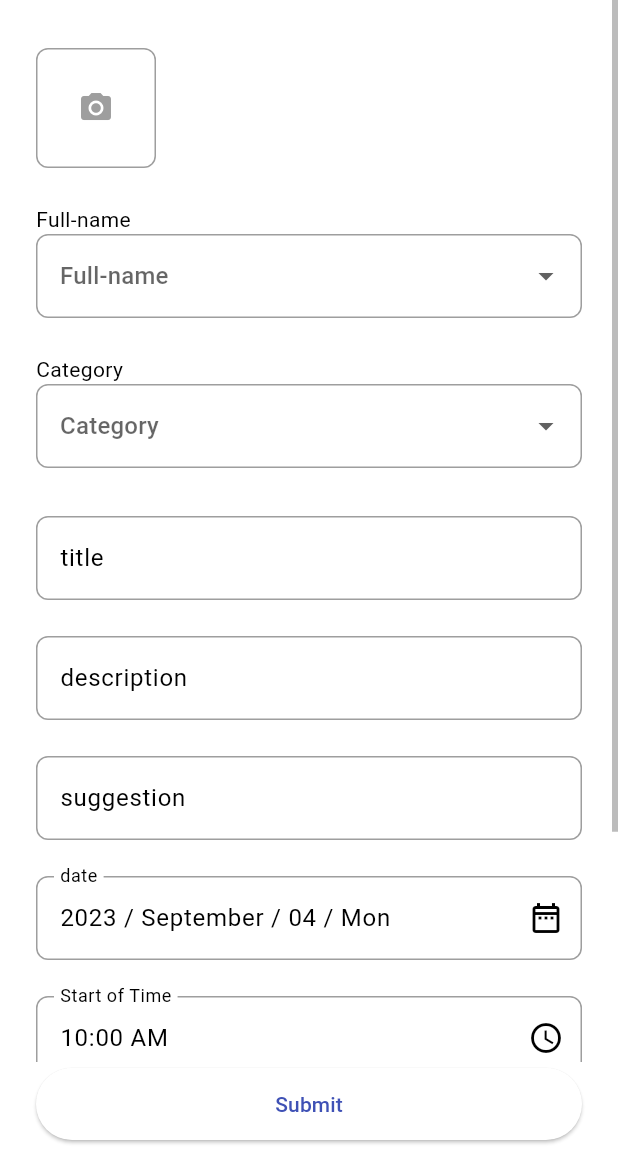
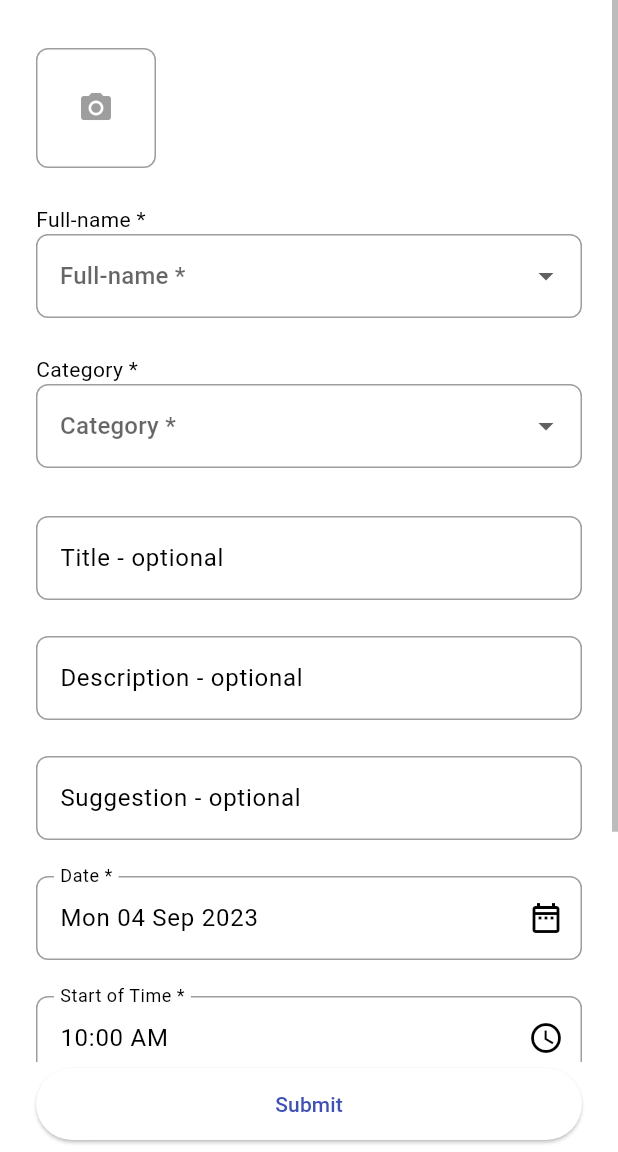
Before and after one commit to Jayh80961/track-my-vol, a Flutter app: the PostPageViewMobile screen opened directly, on a phone screen of 412 x 824 dp, the part 84-1236 px from its top. Run offline on Flutter 3.47's test engine with Material 2 defaults, Android fonts, the light colour scheme and no system bars; our stand-ins replace cached_network_image, cloud_firestore, firebase_auth, firebase_core, firebase_storage, flutter_riverpod and 6 more; accounts and stored records are empty; generated files the repository leaves out were written again; statements that could not run were skipped; project files that could hold a hidden picture were left out.

Commit message:
feat: Update ui

```diff
--- a/packages/track_my_vol_2/lib/src/domain/models/vol_model.dart
+++ b/packages/track_my_vol_2/lib/src/domain/models/vol_model.dart
@@ -63,6 +63,6 @@ class VolModel with _$VolModel {
 
   String get dateString {
     final DateTime date = DateTime(year, month, day);
-    return DateFormat('yyyy / MMMM / dd / EE').format(date);
+    return DateFormat('EE dd MMM yyyy').format(date);
   }
 }
--- a/packages/track_my_vol_2/lib/src/presentation/pages/post_page/post_page_view_mobile.dart
+++ b/packages/track_my_vol_2/lib/src/presentation/pages/post_page/post_page_view_mobile.dart
@@ -86,12 +86,12 @@ class PostPageViewMobile extends ConsumerWidget {
                     children: <Widget>[
                       buildPhotoContainer(),
                       const SizedBox(height: 24),
-                      const Text('Full-name'),
+                      const Text('Full-name *'),
                       DropdownButtonFormField<String>(
                         value: postPageViewModel.fullName.isEmpty
                             ? null
                             : postPageViewModel.fullName,
-                        hint: const Text('Full-name'),
+                        hint: const Text('Full-name *'),
                         items: const <DropdownMenuItem<String>>[
                           DropdownMenuItem<String>(
                             value: 'John Park',
@@ -242,19 +242,17 @@ class PostPageViewMobile extends ConsumerWidget {
                         ),
                         onChanged: (String? value) {
                           if (value != null) {
-                            print(value);
                             postPagePresenter.fullNameOnChanged(value);
-                            print(postPageViewModel.fullName);
                           }
                         },
                       ),
                       const SizedBox(height: 24),
-                      const Text('Category'),
+                      const Text('Category *'),
                       DropdownButtonFormField<String>(
                         value: postPageViewModel.category.isEmpty
                             ? null
                             : postPageViewModel.category,
-                        hint: const Text('Category'),
+                        hint: const Text('Category *'),
                         items: const <DropdownMenuItem<String>>[
                           DropdownMenuItem<String>(
                             value: 'Hosting',
@@ -289,7 +287,7 @@ class PostPageViewMobile extends ConsumerWidget {
                       const SizedBox(height: 8),
                       TextFormField(
                         decoration: InputDecoration(
-                          labelText: 'title',
+                          labelText: 'Title - optional',
                           enabledBorder: outlinedBorder,
                           focusedBorder: outlinedBorder,
                         ),
@@ -300,7 +298,7 @@ class PostPageViewMobile extends ConsumerWidget {
                       const SizedBox(height: 24),
                       TextFormField(
                         decoration: InputDecoration(
-                          labelText: 'description',
+                          labelText: 'Description - optional',
                           enabledBorder: outlinedBorder,
                           focusedBorder: outlinedBorder,
                         ),
@@ -311,7 +309,7 @@ class PostPageViewMobile extends ConsumerWidget {
                       const SizedBox(height: 24),
                       TextFormField(
                         decoration: InputDecoration(
-                          labelText: 'suggestion',
+                          labelText: 'Suggestion - optional',
                           enabledBorder: outlinedBorder,
                           focusedBorder: outlinedBorder,
                         ),
@@ -340,7 +338,7 @@ class PostPageViewMobile extends ConsumerWidget {
                         readOnly: true,
                         enabled: !postPageViewModel.isSubmitting,
                         decoration: InputDecoration(
-                          labelText: 'date',
+                          labelText: 'Date *',
                           suffixIcon: const Icon(Icons.date_range_outlined),
                           enabledBorder: outlinedBorder,
                           focusedBorder: outlinedBorder,
@@ -363,7 +361,7 @@ class PostPageViewMobile extends ConsumerWidget {
                         readOnly: true,
                         enabled: !postPageViewModel.isSubmitting,
                         decoration: InputDecoration(
-                          labelText: 'Start of Time',
+                          labelText: 'Start of Time *',
                           suffixIcon: const Icon(Icons.access_time),
                           enabledBorder: outlinedBorder,
                           focusedBorder: outlinedBorder,
@@ -386,7 +384,7 @@ class PostPageViewMobile extends ConsumerWidget {
                         readOnly: true,
                         enabled: !postPageViewModel.isSubmitting,
                         decoration: InputDecoration(
-                          labelText: 'End of Time',
+                          labelText: 'End of Time *',
                           suffixIcon: const Icon(Icons.access_time),
                           enabledBorder: outlinedBorder,
                           focusedBorder: outlinedBorder,
@@ -398,7 +396,7 @@ class PostPageViewMobile extends ConsumerWidget {
                           text: '${postPageViewModel.duration.inMinutes}',
                         ),
                         decoration: InputDecoration(
-                          labelText: 'minutes',
+                          labelText: 'Minutes - auto',
                           enabledBorder: outlinedBorder,
                           focusedBorder: outlinedBorder,
                           disabledBorder: outlinedBorder,
--- a/packages/track_my_vol_2/lib/src/presentation/pages/post_page/post_page_view_model.dart
+++ b/packages/track_my_vol_2/lib/src/presentation/pages/post_page/post_page_view_model.dart
@@ -24,7 +24,7 @@ class PostPageViewModel with _$PostPageViewModel {
   const PostPageViewModel._();
 
   String get dateString {
-    return DateFormat('yyyy / MMMM / dd / EE').format(date);
+    return DateFormat('EE dd MMM yyyy').format(date);
   }
 
   int get minutes => duration.inMinutes;
```
Also changed, not shown: packages/track_my_vol_2/lib/src/presentation/widgets/vol_list_tile.dart (+48 -12 lines).
